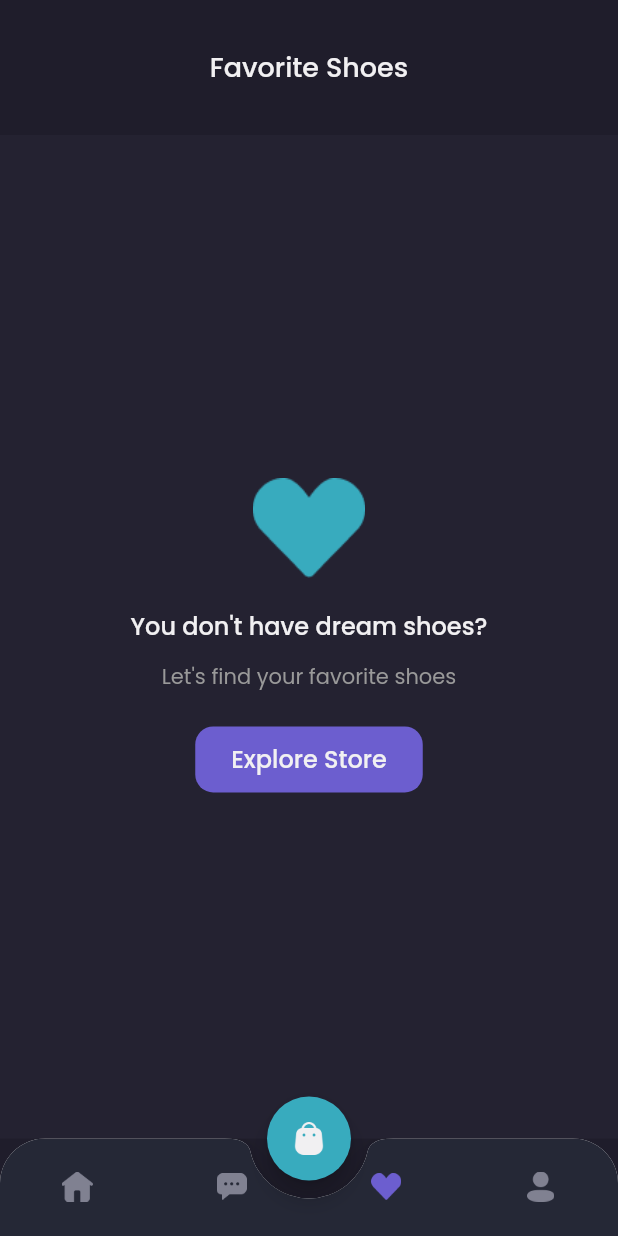
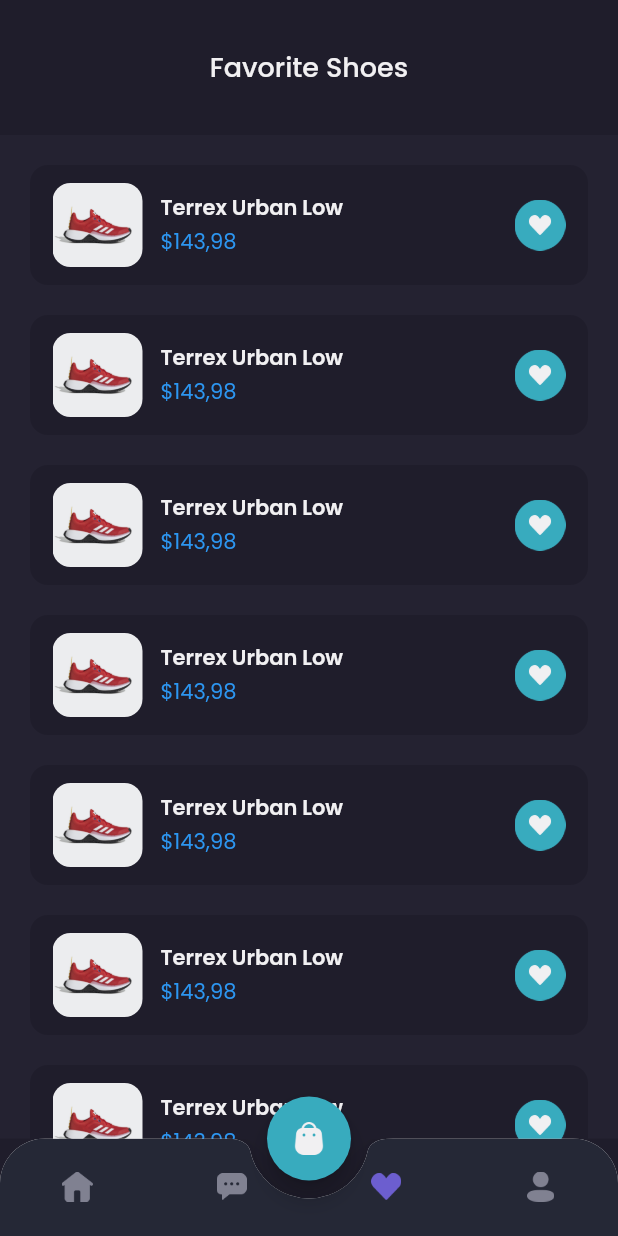
Before and after one commit to irfanagust/flavel, a Flutter app: the MainPage screen opened by its route, item 3 of the bottom bar chosen, on a phone screen of 412 x 824 dp. Run offline on Flutter 3.47's test engine with Material 2 defaults, Android fonts, the phone set to English and light mode, and no system bars; our stand-ins replace google_fonts.

Commit message:
add : wishlist card

```diff
--- a/lib/pages/home/wishlist_page.dart
+++ b/lib/pages/home/wishlist_page.dart
@@ -1,4 +1,5 @@
 import 'package:flavel/theme.dart';
+import 'package:flavel/widgets/wishlist_card.dart';
 import 'package:flutter/material.dart';
 
 class WishListPage extends StatelessWidget {
@@ -23,7 +24,7 @@
       );
     }
 
-    Widget body() {
+    Widget emptyWishlist() {
       return Expanded(
         child: Container(
           width: double.infinity,
@@ -84,10 +85,38 @@
       );
     }
 
+    Widget content() {
+      return Expanded(
+        child: Container(
+          width: double.infinity,
+          decoration: BoxDecoration(
+            color: bgColor3,
+          ),
+          child: ListView(
+            padding: const EdgeInsets.symmetric(horizontal: 20),
+            physics: const BouncingScrollPhysics(),
+            children: [
+              WishlistCard(),
+              WishlistCard(),
+              WishlistCard(),
+              WishlistCard(),
+              WishlistCard(),
+              WishlistCard(),
+              WishlistCard(),
+              WishlistCard(),
+              WishlistCard(),
+              WishlistCard(),
+            ],
+          ),
+        ),
+      );
+    }
+
     return Column(
       children: [
         header(),
-        body(),
+        content(),
+        // emptyWishlist()
       ],
     );
   }
--- /dev/null
+++ b/lib/widgets/wishlist_card.dart
@@ -0,0 +1,59 @@
+import 'package:flavel/theme.dart';
+import 'package:flutter/material.dart';
+
+class WishlistCard extends StatelessWidget {
+  const WishlistCard({Key? key}) : super(key: key);
+
+  @override
+  Widget build(BuildContext context) {
+    return Container(
+      margin: const EdgeInsets.only(
+        top: 20,
+      ),
+      padding: const EdgeInsets.symmetric(horizontal: 15, vertical: 12),
+      decoration: BoxDecoration(
+        color: bgColor1,
+        borderRadius: BorderRadius.circular(12),
+      ),
+      child: Row(
+        children: [
+          ClipRRect(
+            borderRadius: BorderRadius.circular(12),
+            child: Image.asset(
+              'assets/image_shoes5.png',
+              width: 60,
+              fit: BoxFit.fill,
+            ),
+          ),
+          const SizedBox(width: 12),
+          Expanded(
+            child: Column(
+              crossAxisAlignment: CrossAxisAlignment.start,
+              children: [
+                Text(
+                  'Terrex Urban Low',
+                  style: primaryTextStyle.copyWith(
+                    fontWeight: semiBold,
+                    fontSize: 14,
+                  ),
+                  overflow: TextOverflow.ellipsis,
+                ),
+                const SizedBox(
+                  height: 2,
+                ),
+                Text(
+                  '\$143,98',
+                  style: priceTextStyle,
+                )
+              ],
+            ),
+          ),
+          Image.asset(
+            'assets/button_wishlist_blue.png',
+            width: 34,
+          ),
+        ],
+      ),
+    );
+  }
+}
```
